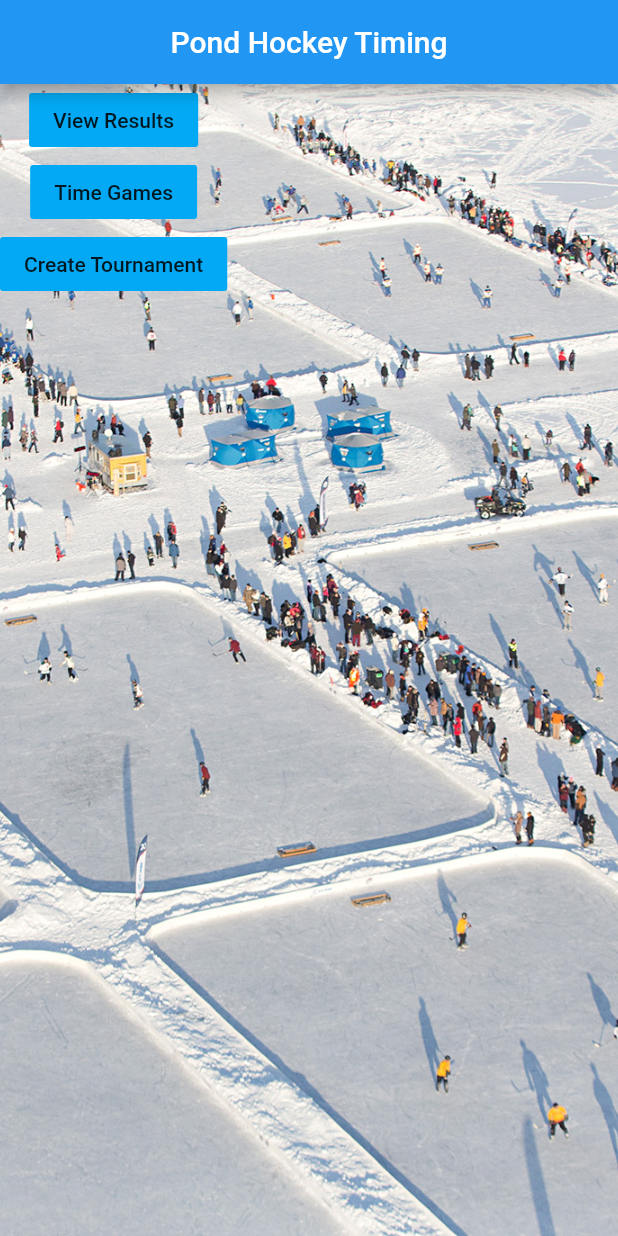
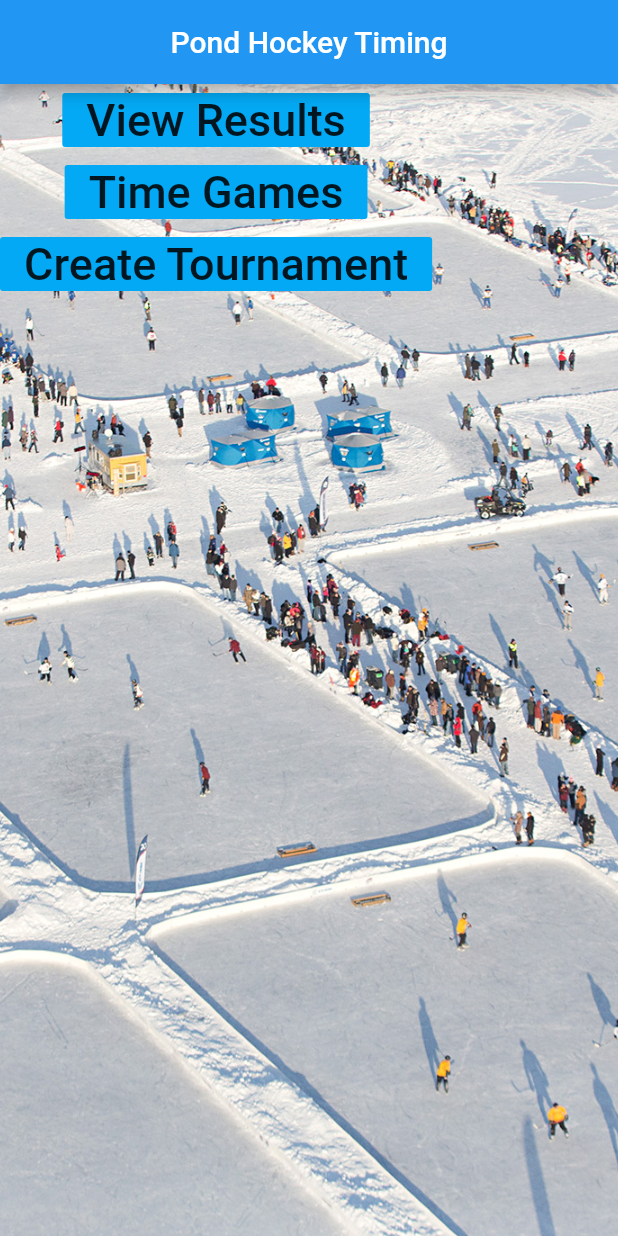
Before and after one commit to Simple-Computers-101/pond_hockey, a Flutter app: the screen it shows after launch, on a phone screen of 412 x 824 dp. Run offline on Flutter 3.47's test engine with Material 2 defaults, Android fonts, the phone set to English and light mode, and no system bars; our stand-ins replace splashscreen.

```diff
--- a/lib/main.dart
+++ b/lib/main.dart
@@ -52,17 +52,29 @@ class MainScreen extends StatelessWidget {
               children: <Widget>[
                 FlatButton(
                   onPressed: (){},
-                  child: Text('View Results'),
+                  child: Text(
+                    'View Results',
+                    style: TextStyle(
+                      fontSize: 30.00,
+                    ),),
                   color: Colors.lightBlue,
                 ),
                 FlatButton(
                   onPressed: (){},
-                  child: Text('Time Games'),
+                  child: Text(
+                    'Time Games',
+                    style: TextStyle(
+                      fontSize: 30.00,
+                    ),),
                   color: Colors.lightBlue,
                 ),
                 FlatButton(
                   onPressed: (){},
-                  child: Text('Create Tournament'),
+                  child: Text(
+                    'Create Tournament',
+                    style: TextStyle(
+                      fontSize: 30.00,
+                    ),),
                   color: Colors.lightBlue,
                 ),
               ],
```
